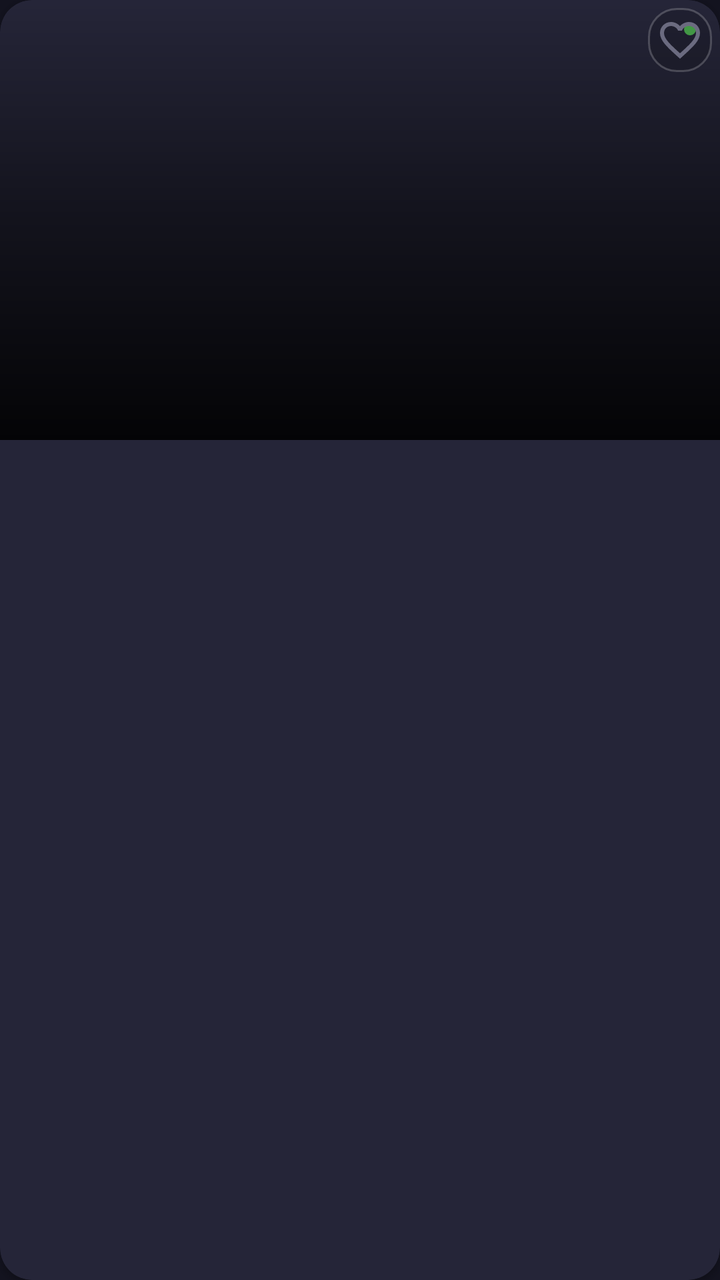
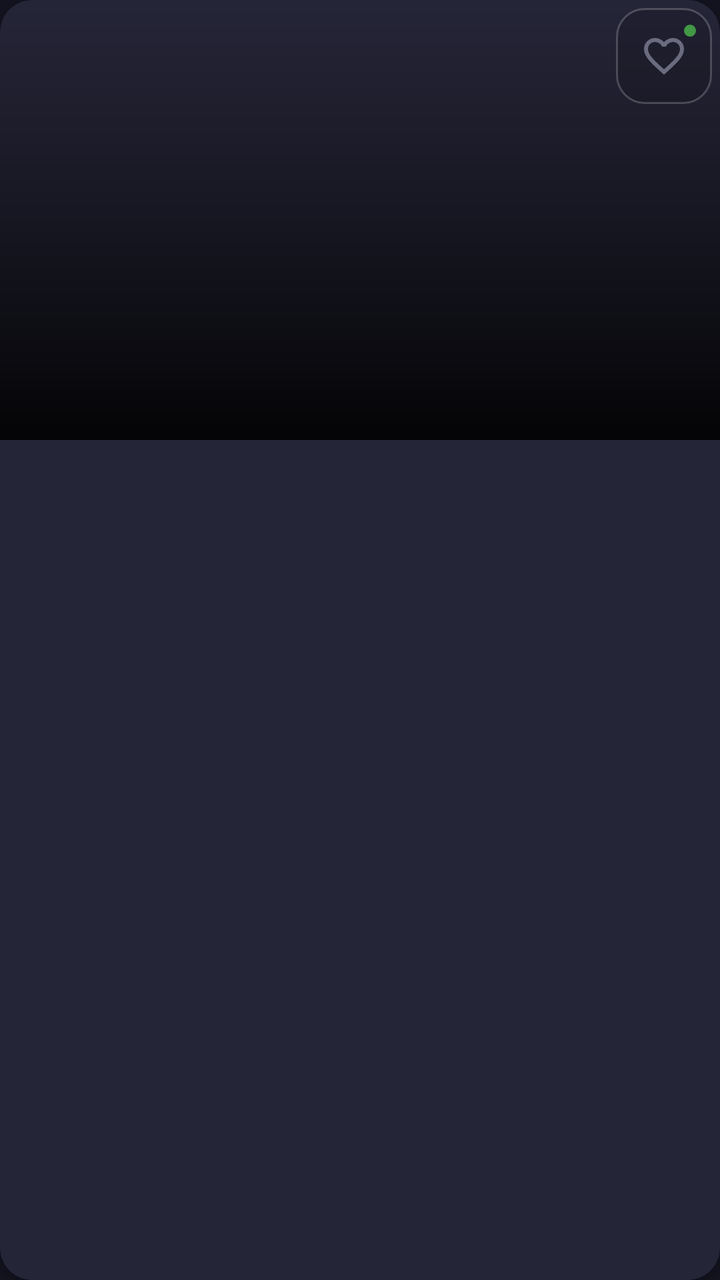

Compare the two renders of this Android layout. The source of the first and the diff that turns it into the second are given below.
<!-- AndroidManifest.xml: application theme AppTheme -->
<!-- res/layout/item_character_card.xml -->
<?xml version="1.0" encoding="utf-8"?>
<com.google.android.material.card.MaterialCardView xmlns:android="http://schemas.android.com/apk/res/android"
    xmlns:app="http://schemas.android.com/apk/res-auto"
    android:layout_width="match_parent"
    android:layout_height="wrap_content"
    android:layout_margin="6dp"
    android:clickable="true"
    android:focusable="true"
    app:cardBackgroundColor="@color/surface_card"
    app:cardCornerRadius="16dp"
    app:cardElevation="2dp"
    app:cardPreventCornerOverlap="true"
    app:contentPadding="0dp"
    app:rippleColor="@color/primary_light"
    app:strokeColor="@color/outline"
    app:strokeWidth="0dp">

    <FrameLayout
        android:layout_width="match_parent"
        android:layout_height="wrap_content">

        <FrameLayout
            android:layout_width="match_parent"
            android:layout_height="220dp">

            <com.google.android.material.imageview.ShapeableImageView
                android:id="@+id/card_avatar_image"
                android:layout_width="match_parent"
                android:layout_height="match_parent"
                android:scaleType="centerCrop"
                android:visibility="gone" />

            <TextView
                android:id="@+id/card_avatar_emoji"
                android:layout_width="match_parent"
                android:layout_height="match_parent"
                android:gravity="center"
                android:textSize="72sp" />

            <View
                android:layout_width="match_parent"
                android:layout_height="match_parent"
                android:background="@drawable/gradient_text_overlay" />

            <LinearLayout
                android:layout_width="match_parent"
                android:layout_height="wrap_content"
                android:layout_gravity="bottom"
                android:orientation="vertical"
                android:padding="12dp">

                <TextView
                    android:id="@+id/card_name"
                    android:layout_width="match_parent"
                    android:layout_height="wrap_content"
                    android:lines="1"
                    android:textColor="@android:color/white"
                    android:textSize="16sp"
                    android:textStyle="bold"
                    android:shadowColor="#80000000"
                    android:shadowDx="0"
                    android:shadowDy="1"
                    android:shadowRadius="4"
                    android:ellipsize="end" />

                <TextView
                    android:id="@+id/card_description"
                    android:layout_width="match_parent"
                    android:layout_height="wrap_content"
                    android:layout_marginTop="2dp"
                    android:lines="2"
                    android:ellipsize="end"
                    android:textColor="#E0FFFFFF"
                    android:textSize="11sp"
                    android:shadowColor="#80000000"
                    android:shadowDx="0"
                    android:shadowDy="1"
                    android:shadowRadius="4" />

                <TextView
                    android:id="@+id/card_tags"
                    android:layout_width="match_parent"
                    android:layout_height="wrap_content"
                    android:layout_marginTop="4dp"
                    android:lines="1"
                    android:ellipsize="end"
                    android:textColor="@color/primary_light"
                    android:textSize="10sp" />

            </LinearLayout>

        </FrameLayout>

        <LinearLayout
            android:layout_width="match_parent"
            android:layout_height="wrap_content"
            android:orientation="horizontal"
            android:gravity="center_vertical"
            android:paddingHorizontal="12dp"
            android:paddingVertical="8dp">

            <TextView
                android:id="@+id/card_conversations"
                android:layout_width="0dp"
                android:layout_height="wrap_content"
                android:layout_weight="1"
                android:textColor="@color/on_surface_dim"
                android:textSize="10sp" />

            <TextView
                android:id="@+id/card_online_dot"
                android:layout_width="6dp"
                android:layout_height="6dp"
                android:layout_marginStart="4dp"
                android:background="@drawable/online_dot"
                android:text="" />

        </LinearLayout>

        <ImageButton
            android:id="@+id/card_favorite_button"
            android:layout_width="32dp"
            android:layout_height="32dp"
            android:layout_gravity="top|end"
            android:layout_marginTop="4dp"
            android:layout_marginEnd="4dp"
            android:background="@drawable/status_badge"
            android:contentDescription="Aggiungi ai preferiti"
            android:src="@drawable/ic_favorite_border"
            android:scaleType="centerInside"
            android:padding="4dp"
            app:tint="@color/on_surface_dim" />

    </FrameLayout>

</com.google.android.material.card.MaterialCardView>
<!-- resources referenced by this layout -->
<resources>
  <color name="on_surface_dim">#6B6B80</color>
  <color name="outline">#3A3A4E</color>
  <color name="primary_light">#B388FF</color>
  <color name="surface_card">#252538</color>
  <!-- drawable gradient_text_overlay (drawable) -->
  <?xml version="1.0" encoding="utf-8"?>
  <shape xmlns:android="http://schemas.android.com/apk/res/android"
      android:shape="rectangle">
      <gradient
          android:type="linear"
          android:angle="270"
          android:startColor="#00000000"
          android:centerColor="#80000000"
          android:endColor="#E6000000" />
  </shape>
  <!-- drawable ic_favorite_border (drawable) -->
  <?xml version="1.0" encoding="utf-8"?>
  <vector xmlns:android="http://schemas.android.com/apk/res/android"
      android:width="24dp"
      android:height="24dp"
      android:viewportWidth="24"
      android:viewportHeight="24">
      <path
          android:fillColor="#FF000000"
          android:pathData="M16.5,3c-1.74,0 -3.41,0.81 -4.5,2.09C10.91,3.81 9.24,3 7.5,3 4.42,3 2,5.42 2,8.5c0,3.78 3.4,6.86 8.55,11.54L12,21.35l1.45,-1.32C18.6,15.36 22,12.28 22,8.5 22,5.42 19.58,3 16.5,3zM12.1,18.55l-0.1,0.1 -0.1,-0.1C7.14,14.24 4,11.39 4,8.5 4,6.5 5.5,5 7.5,5c1.54,0 3.04,0.99 3.57,2.36h1.87C13.46,5.99 14.96,5 16.5,5c2,0 3.5,1.5 3.5,3.5 0,2.89 -3.14,5.74 -7.9,10.05z" />
  </vector>
  <!-- drawable status_badge (drawable) -->
  <?xml version="1.0" encoding="utf-8"?>
  <shape xmlns:android="http://schemas.android.com/apk/res/android"
         android:shape="rectangle">
      <corners android:radius="14dp"/>
      <solid android:color="#22000000"/>
      <stroke android:width="1dp" android:color="#33FFFFFF"/>
  </shape>
  <style name="AppTheme" parent="Theme.MaterialComponents.DayNight.NoActionBar">
          <item name="colorPrimary">@color/primary</item>
          <item name="colorPrimaryDark">@color/primary_dark</item>
          <item name="colorAccent">@color/primary</item>
          <item name="colorOnPrimary">@color/on_primary</item>
          <item name="colorSurface">@color/surface</item>
          <item name="colorOnSurface">@color/on_surface</item>
          <item name="android:colorBackground">@color/background</item>
          <item name="android:windowBackground">@color/background</item>
          <item name="android:statusBarColor">@color/background_dark</item>
          <item name="android:navigationBarColor">@color/bottom_nav_bg</item>
          <item name="android:windowLightStatusBar">false</item>
      </style>
  <color name="online_dot">#4CAF50</color>
  <color name="primary">#7C4DFF</color>
  <color name="primary_dark">#651FFF</color>
  <color name="on_primary">#FFFFFF</color>
  <color name="surface">#1E1E2E</color>
  <color name="on_surface">#E8E8F0</color>
  <color name="background">#13131F</color>
  <color name="bottom_nav_bg">#1A1A2E</color>
  <!-- unchanged entries left out for length: 2 -->
</resources>

<!-- the commit's change to res/layout/item_character_card.xml (unified diff, before → after) -->
@@ -57,7 +57,7 @@
                     android:textColor="@android:color/white"
                     android:textSize="16sp"
                     android:textStyle="bold"
-                    android:shadowColor="#80000000"
+                    android:shadowColor="@color/overlay_scrim"
                     android:shadowDx="0"
                     android:shadowDy="1"
                     android:shadowRadius="4"
@@ -70,9 +70,9 @@
                     android:layout_marginTop="2dp"
                     android:lines="2"
                     android:ellipsize="end"
-                    android:textColor="#E0FFFFFF"
+                    android:textColor="@color/text_over_image"
                     android:textSize="11sp"
-                    android:shadowColor="#80000000"
+                    android:shadowColor="@color/overlay_scrim"
                     android:shadowDx="0"
                     android:shadowDy="1"
                     android:shadowRadius="4" />
@@ -85,7 +85,7 @@
                     android:lines="1"
                     android:ellipsize="end"
                     android:textColor="@color/primary_light"
-                    android:textSize="10sp" />
+                    android:textSize="11sp" />
 
             </LinearLayout>
 
@@ -104,8 +104,8 @@
                 android:layout_width="0dp"
                 android:layout_height="wrap_content"
                 android:layout_weight="1"
-                android:textColor="@color/on_surface_dim"
-                android:textSize="10sp" />
+android:textColor="@color/on_surface_dim"
+                    android:textSize="11sp" />
 
             <TextView
                 android:id="@+id/card_online_dot"
@@ -119,8 +119,8 @@
 
         <ImageButton
             android:id="@+id/card_favorite_button"
-            android:layout_width="32dp"
-            android:layout_height="32dp"
+            android:layout_width="48dp"
+            android:layout_height="48dp"
             android:layout_gravity="top|end"
             android:layout_marginTop="4dp"
             android:layout_marginEnd="4dp"
@@ -128,7 +128,7 @@
             android:contentDescription="Aggiungi ai preferiti"
             android:src="@drawable/ic_favorite_border"
             android:scaleType="centerInside"
-            android:padding="4dp"
+            android:padding="10dp"
             app:tint="@color/on_surface_dim" />
 
     </FrameLayout>
<!-- resource entries referenced after the edit -->
@@ -2,8 +2,10 @@
 <resources>
   <color name="on_surface_dim">#6B6B80</color>
   <color name="outline">#3A3A4E</color>
+  <color name="overlay_scrim">#66000000</color>
   <color name="primary_light">#B388FF</color>
   <color name="surface_card">#252538</color>
+  <color name="text_over_image">#E0FFFFFF</color>
   <!-- drawable gradient_text_overlay (drawable) -->
   <?xml version="1.0" encoding="utf-8"?>
   <shape xmlns:android="http://schemas.android.com/apk/res/android"
@@ -11,9 +13,9 @@
       <gradient
           android:type="linear"
           android:angle="270"
-          android:startColor="#00000000"
-          android:centerColor="#80000000"
-          android:endColor="#E6000000" />
+          android:startColor="@android:color/transparent"
+          android:centerColor="@color/overlay_scrim"
+          android:endColor="@color/overlay_header_start" />
   </shape>
   <!-- drawable ic_favorite_border (drawable) -->
   <?xml version="1.0" encoding="utf-8"?>
@@ -23,7 +25,7 @@
       android:viewportWidth="24"
       android:viewportHeight="24">
       <path
-          android:fillColor="#FF000000"
+          android:fillColor="@color/on_surface"
           android:pathData="M16.5,3c-1.74,0 -3.41,0.81 -4.5,2.09C10.91,3.81 9.24,3 7.5,3 4.42,3 2,5.42 2,8.5c0,3.78 3.4,6.86 8.55,11.54L12,21.35l1.45,-1.32C18.6,15.36 22,12.28 22,8.5 22,5.42 19.58,3 16.5,3zM12.1,18.55l-0.1,0.1 -0.1,-0.1C7.14,14.24 4,11.39 4,8.5 4,6.5 5.5,5 7.5,5c1.54,0 3.04,0.99 3.57,2.36h1.87C13.46,5.99 14.96,5 16.5,5c2,0 3.5,1.5 3.5,3.5 0,2.89 -3.14,5.74 -7.9,10.05z" />
   </vector>
   <!-- drawable status_badge (drawable) -->
@@ -31,30 +33,49 @@
   <shape xmlns:android="http://schemas.android.com/apk/res/android"
          android:shape="rectangle">
       <corners android:radius="14dp"/>
-      <solid android:color="#22000000"/>
-      <stroke android:width="1dp" android:color="#33FFFFFF"/>
+      <solid android:color="@color/badge_surface"/>
+      <stroke android:width="1dp" android:color="@color/badge_border"/>
   </shape>
-  <style name="AppTheme" parent="Theme.MaterialComponents.DayNight.NoActionBar">
+  <style name="AppTheme" parent="Theme.Material3.Dark.NoActionBar">
           <item name="colorPrimary">@color/primary</item>
-          <item name="colorPrimaryDark">@color/primary_dark</item>
-          <item name="colorAccent">@color/primary</item>
           <item name="colorOnPrimary">@color/on_primary</item>
+          <item name="colorPrimaryContainer">@color/primary_dark</item>
+          <item name="colorOnPrimaryContainer">@color/on_primary</item>
+          <item name="colorSecondary">@color/secondary</item>
+          <item name="colorTertiary">@color/tertiary</item>
           <item name="colorSurface">@color/surface</item>
           <item name="colorOnSurface">@color/on_surface</item>
+          <item name="colorSurfaceVariant">@color/surface_variant</item>
+          <item name="colorOnSurfaceVariant">@color/on_surface_variant</item>
+          <item name="colorSurfaceContainer">@color/surface_container</item>
           <item name="android:colorBackground">@color/background</item>
           <item name="android:windowBackground">@color/background</item>
           <item name="android:statusBarColor">@color/background_dark</item>
           <item name="android:navigationBarColor">@color/bottom_nav_bg</item>
           <item name="android:windowLightStatusBar">false</item>
+          <item name="colorError">@color/error</item>
+          <item name="colorOnError">@color/on_primary</item>
+          <item name="colorErrorContainer">@color/error_container</item>
+          <item name="colorOutline">@color/outline</item>
       </style>
+  <color name="overlay_header_start">#E6000000</color>
   <color name="online_dot">#4CAF50</color>
+  <color name="badge_surface">#22000000</color>
+  <color name="badge_border">#33FFFFFF</color>
   <color name="primary">#7C4DFF</color>
   <color name="primary_dark">#651FFF</color>
+  <color name="secondary">#03DAC6</color>
+  <color name="tertiary">#FF6E40</color>
   <color name="on_primary">#FFFFFF</color>
   <color name="surface">#1E1E2E</color>
+  <color name="surface_variant">#3A3A4E</color>
+  <color name="on_surface_variant">#A0A0B8</color>
+  <color name="surface_container">#2A2A3E</color>
   <color name="on_surface">#E8E8F0</color>
   <color name="background">#13131F</color>
   <color name="bottom_nav_bg">#1A1A2E</color>
+  <color name="error">#FF5252</color>
+  <color name="error_container">#3E1A1A</color>
   <!-- unchanged entries left out for length: 2 -->
 </resources>
 
